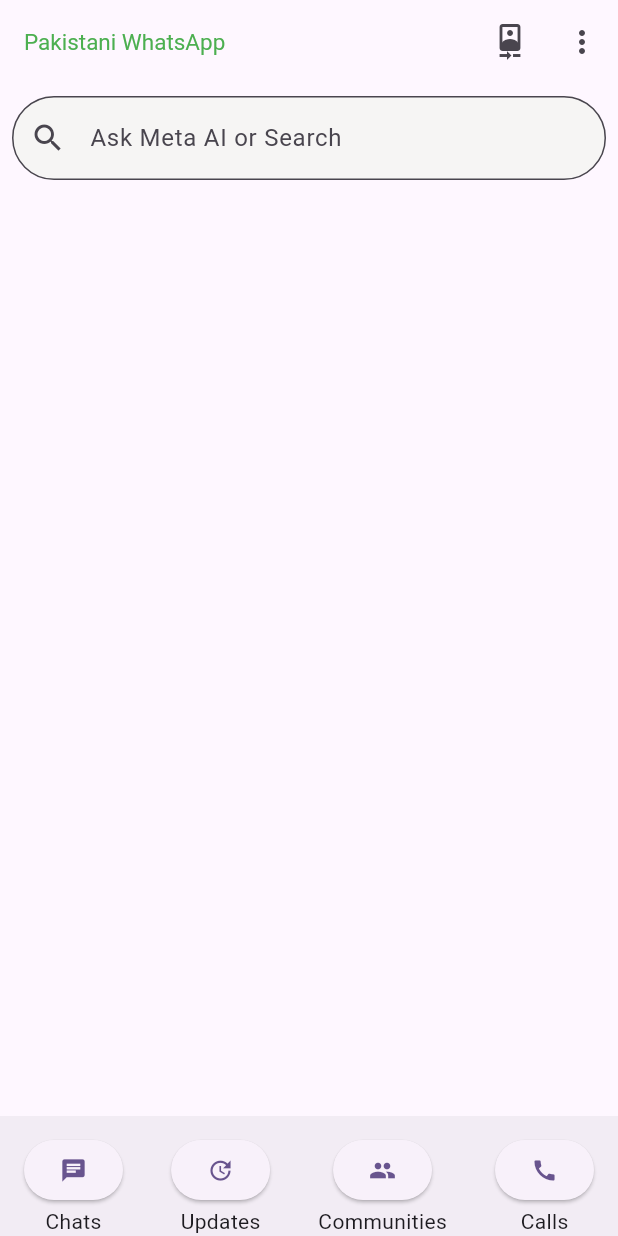
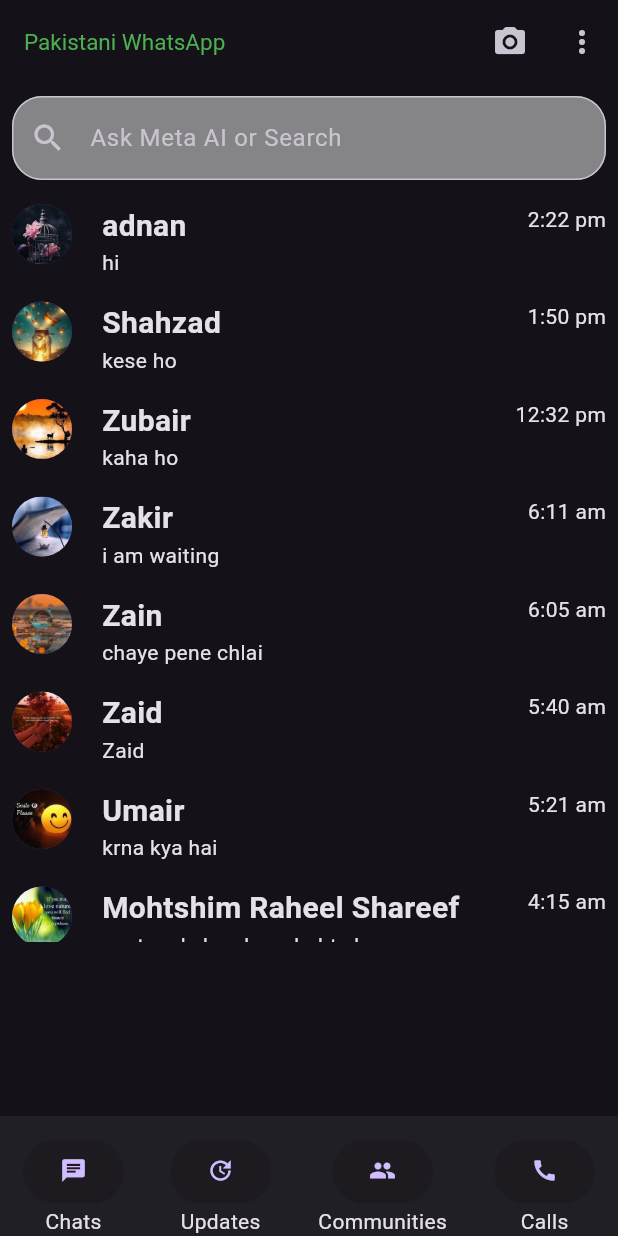
Before and after one commit to beingraigistani/Pakistni_WhatsApp, a Flutter app: the screen it shows after launch, after a tap on the "more vert" icon, on a phone screen of 412 x 824 dp. Run offline on Flutter 3.47's test engine with Material 3 defaults, Android fonts, the phone set to English and light mode, and no system bars.

Commit message:
One screen almost done

```diff
--- a/lib/main.dart
+++ b/lib/main.dart
@@ -2,5 +2,5 @@ import 'package:flutter/material.dart';
 import 'package:myapp/material/all_material.dart';
 
 void main() {
-  runApp(const MyApp());
+  runApp( MyApp());
 }
--- a/lib/material/all_material.dart
+++ b/lib/material/all_material.dart
@@ -1,20 +1,32 @@
 import 'package:flutter/material.dart';
 import 'package:myapp/screens/home_screen.dart';
-class MyApp extends StatelessWidget {
-    const MyApp({super.key});
+
+class MyApp extends StatefulWidget {
+  MyApp({super.key});
+
+  @override
+  State<MyApp> createState() => _MyAppState();
+}
+
+class _MyAppState extends State<MyApp> {
+  ThemeMode _themeMode = ThemeMode.light;
+  void _toggletheme() {
+    setState(() {
+      _themeMode =
+          _themeMode == ThemeMode.light ? ThemeMode.dark : ThemeMode.light;
+    });
+  }
 
   // This widget is the root of your application.
   @override
   Widget build(BuildContext context) {
     return MaterialApp(
       debugShowCheckedModeBanner: false,
-      title: 'Flutter Demo',
-      theme: ThemeData(
-
-        colorScheme: ColorScheme.fromSeed(seedColor: Colors.deepPurple),
-        useMaterial3: true,
-      ),
-      home:  const MyHomePage(),
+      title: 'Sasti WhatsApp',
+      theme:ThemeData.light(),
+      darkTheme: ThemeData.dark(),
+      themeMode: _themeMode,
+      home: MyHomePage(toggleTheme: _toggletheme),
     );
   }
 }
--- a/lib/screens/home_screen.dart
+++ b/lib/screens/home_screen.dart
@@ -1,7 +1,9 @@
 import 'package:flutter/material.dart';
+import 'package:myapp/widgets/chat_list.dart';
 
 class MyHomePage extends StatelessWidget {
-  const MyHomePage({super.key});
+  final VoidCallback toggleTheme;
+  MyHomePage({super.key, required this.toggleTheme});
 
   @override
   Widget build(BuildContext context) {
@@ -14,15 +16,17 @@ class MyHomePage extends StatelessWidget {
         actions: [
           IconButton(
             onPressed: () {},
-            icon: const Icon(Icons.camera_front),
+            icon: const Icon(Icons.camera_alt_rounded),
           ),
           IconButton(
-            onPressed: () {},
+            onPressed:
+              toggleTheme
+            ,
             icon: const Icon(Icons.more_vert),
           )
         ],
       ),
-      body: const SingleChildScrollView(
+      body: SingleChildScrollView(
         child: Column(
           children: [
             Padding(
@@ -32,14 +36,18 @@ class MyHomePage extends StatelessWidget {
                     prefixIcon: Icon(Icons.search),
                     border: OutlineInputBorder(
                       borderRadius: BorderRadius.all(
-                        Radius.circular(30),
+                        Radius.circular(20),
                       ),
                     ),
-                    fillColor: Color.fromARGB(240, 246, 245, 243),
+                    fillColor: Color(0x80f6f5f3),
                     filled: true,
                     hintText: 'Ask Meta AI or Search'),
               ),
             ),
+            SizedBox(width: double.infinity, height: 500, child: ChatList()),
+            // Text('Text after ChatList'),
+            // Text('Text after ChatList'),
+            // Text('Text after ChatList'),
           ],
         ),
       ),
--- /dev/null
+++ b/lib/widgets/chat_list.dart
@@ -0,0 +1,95 @@
+import 'package:flutter/material.dart';
+
+class ChatList extends StatelessWidget {
+  ChatList({super.key});
+  final List<String> img = [
+    'assets/images/dp1.jpg',
+    'assets/images/dp2.jpg',
+    'assets/images/dp5.jpg',
+    'assets/images/dp8.jpg',
+    'assets/images/dp3.jpg',
+    'assets/images/dp6.jpg',
+    'assets/images/dp9.jpg',
+    'assets/images/dp4.jpg',
+    'assets/images/dp7.jpg',
+    'assets/images/dp4.jpg',
+  ];
+  List<String> names = [
+    'adnan',
+    'Shahzad',
+    'Zubair',
+    'Zakir',
+    'Zain',
+    'Zaid',
+    'Umair',
+    'Mohtshim Raheel Shareef',
+    'Haroon',
+    'Danial',
+  ];
+  List<String> text = [
+    'hi',
+    'kese ho',
+    'kaha ho',
+    'i am waiting',
+    'chaye pene chlai',
+    'Zaid',
+    'krna kya hai',
+    'yar tum kehna kya chahte ho',
+    'kaam kr lo pehle apna ',
+    'Danial hu mai',
+  ];
+  List<String> time = [
+    '2:22 pm',
+    '1:50 pm',
+    '12:32 pm',
+    '6:11 am',
+    '6:05 am',
+    '5:40 am',
+    '5:21 am',
+    '4:15 am',
+    'yesterday',
+    'yesterday',
+  ];
+
+  @override
+  Widget build(BuildContext context) {
+    return Scaffold(
+      body:
+          //  Text('Chatlist')
+          ListView.builder(
+              itemCount: img.length,
+              itemBuilder: (BuildContext context, int index) {
+                return Padding(
+                  padding: const EdgeInsets.all(8.0),
+                  child: Row(
+                    crossAxisAlignment: CrossAxisAlignment.start,
+                    children: [
+                      CircleAvatar(
+                        radius: 20,
+                        backgroundImage: AssetImage(img[index]),
+                        // backgroundColor: Colors.grey,
+                      ),
+                      SizedBox(
+                        width: 20,
+                      ),
+                      Column(
+                        mainAxisAlignment: MainAxisAlignment.start,
+                        crossAxisAlignment: CrossAxisAlignment.start,
+                        children: [
+                          Text(
+                            names[index],
+                            style: TextStyle(
+                                fontSize: 20, fontWeight: FontWeight.bold),
+                          ),
+                          Text(text[index]),
+                        ],
+                      ),
+                      Spacer(),
+                      Text(time[index])
+                    ],
+                  ),
+                );
+              }),
+    );
+  }
+}
--- a/pubspec.yaml
+++ b/pubspec.yaml
@@ -59,7 +59,8 @@ flutter:
   uses-material-design: true
 
   # To add assets to your application, add an assets section, like this:
-  # assets:
+  assets:
+    - assets/images/
   #   - images/a_dot_burr.jpeg
   #   - images/a_dot_ham.jpeg
 
```
Also changed, not shown: assets/images/dp1.jpg (added), assets/images/dp2.jpg (added), assets/images/dp3.jpg (added), assets/images/dp4.jpg (added), assets/images/dp5.jpg (added), assets/images/dp6.jpg (added), assets/images/dp7.jpg (added), assets/images/dp8.jpg (added), assets/images/dp9.jpg (added), 1 other file.
